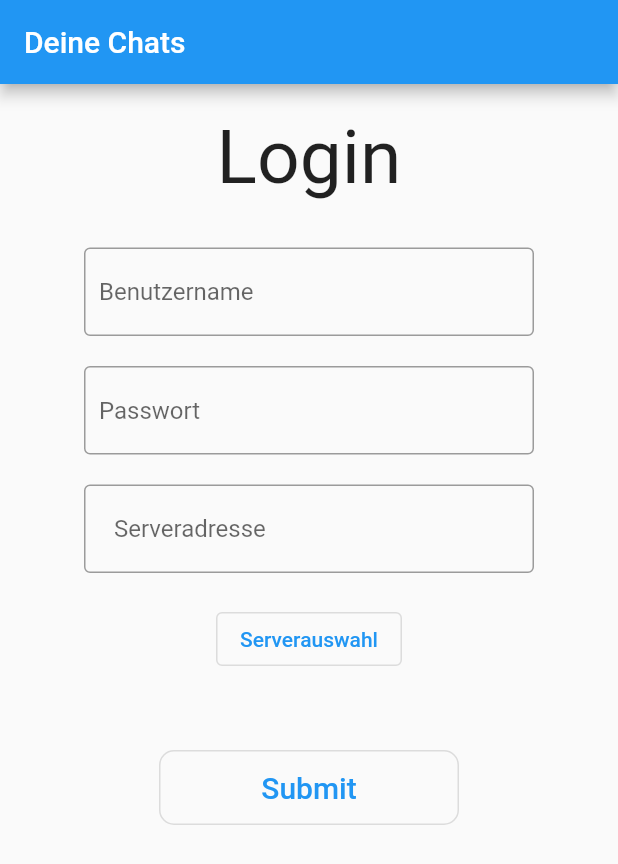
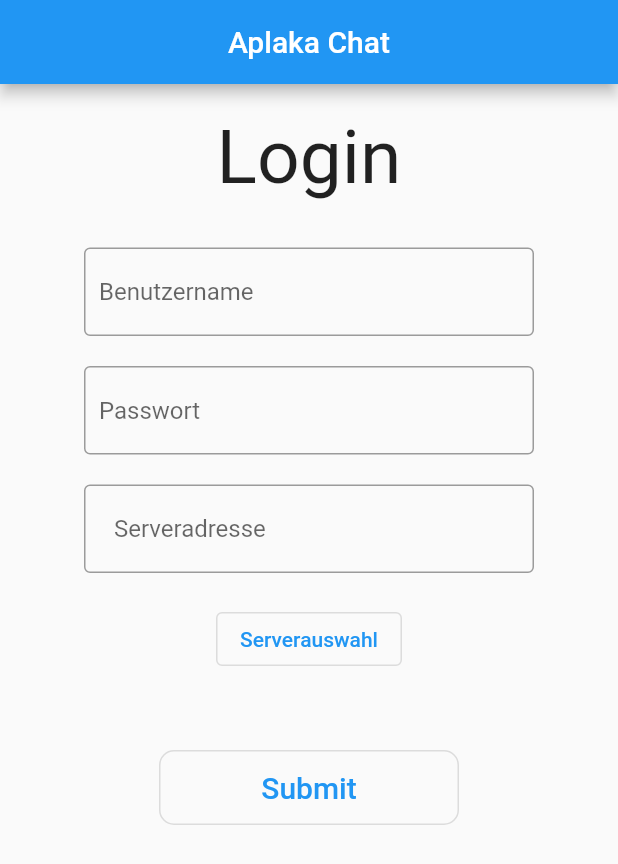
Before and after one commit to Jugendhackt/AlpakaChat, a Flutter app: the screen it shows after launch, on a phone screen of 412 x 824 dp. Shown: the top 864 px of the screen. Run offline on Flutter 3.47's test engine with Material 2 defaults, Android fonts, the phone set to English and light mode, and no system bars; our stand-ins replace shared_preferences; missing offline and left inert: dart:html, famedlysdk.

Commit message:
In der Login Appbar steht jetzt Alpaka Chat 🦙

```diff
--- a/lib/views/login.dart
+++ b/lib/views/login.dart
@@ -23,7 +23,8 @@ class _loginwidget extends State<Loginwidget>{
   Widget build(BuildContext context) {
     return Scaffold(
       appBar: AppBar(
-        title: Text("Deine Chats"),
+        title: Text("Aplaka Chat"),
+        centerTitle: true
       ),
       body: ListView(
         children: [
```
